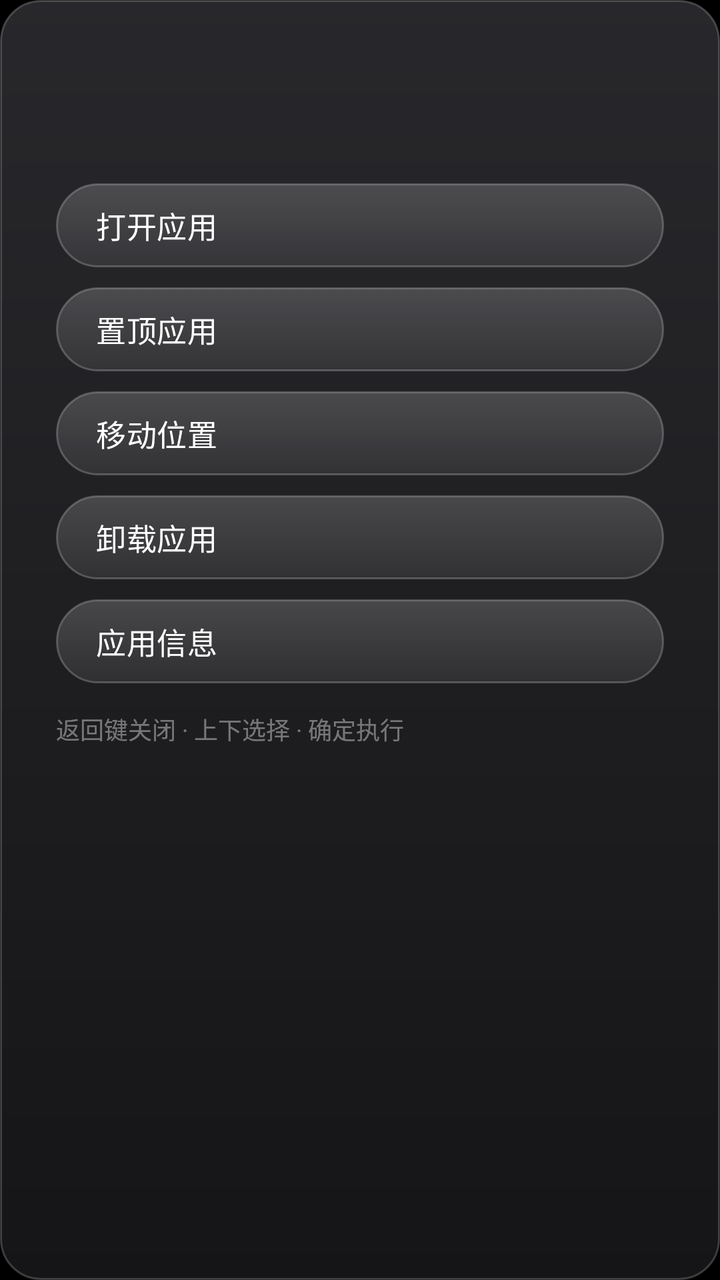
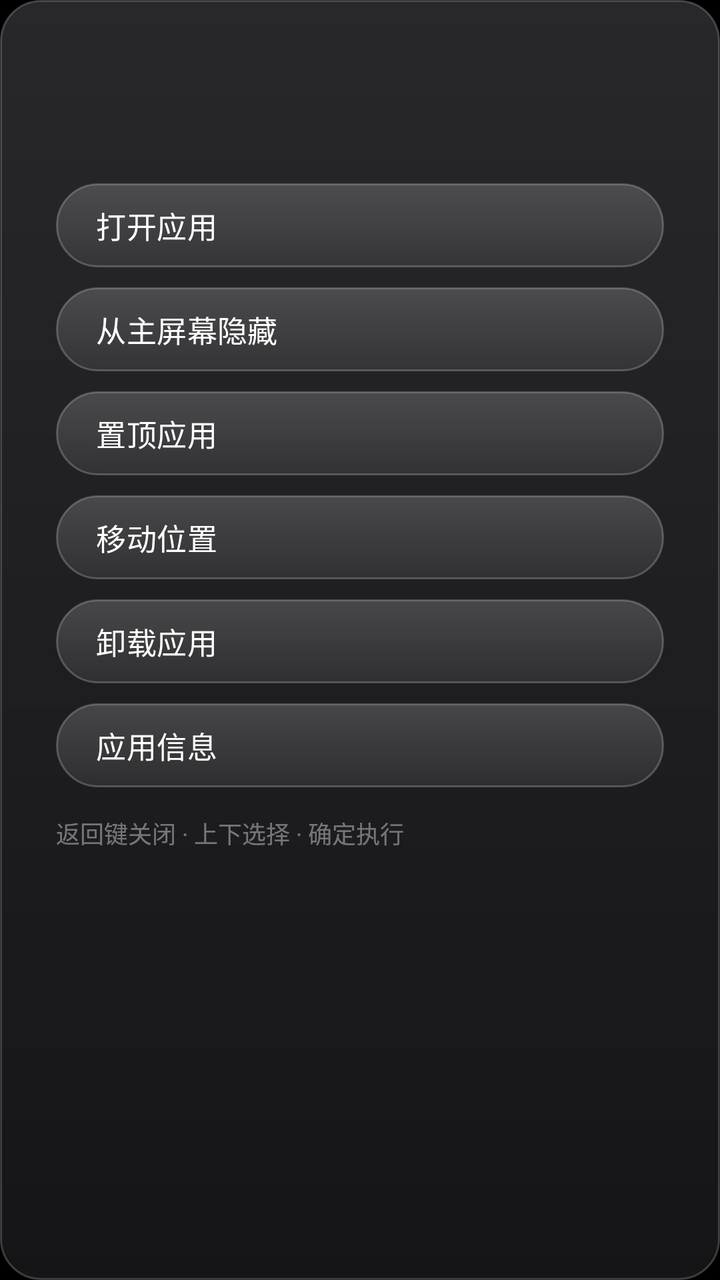

The first picture is an Android layout as it rendered before a commit; the second is the same layout after the commit. The layout source and the unified diff follow.
<!-- AndroidManifest.xml: application theme Theme.TvHome -->
<!-- res/layout/dialog_tile_actions.xml -->
<?xml version="1.0" encoding="utf-8"?>
<LinearLayout xmlns:android="http://schemas.android.com/apk/res/android"
    android:layout_width="match_parent"
    android:layout_height="wrap_content"
    android:orientation="vertical"
    android:background="@drawable/glass_panel"
    android:paddingStart="28dp"
    android:paddingEnd="28dp"
    android:paddingTop="22dp"
    android:paddingBottom="20dp"
    android:elevation="12dp">

    <TextView
        android:id="@+id/title"
        android:layout_width="match_parent"
        android:layout_height="wrap_content"
        android:singleLine="true"
        android:ellipsize="end"
        android:textColor="#FFFFFFFF"
        android:textSize="22sp"
        android:fontFamily="@font/outfit"
        android:fontVariationSettings="'wght' 500"
        android:letterSpacing="-0.01" />

    <TextView
        android:id="@+id/pkg"
        android:layout_width="match_parent"
        android:layout_height="wrap_content"
        android:layout_marginTop="4dp"
        android:singleLine="true"
        android:ellipsize="middle"
        android:textColor="#80FFFFFF"
        android:textSize="12sp"
        android:letterSpacing="0.03"
        android:fontFamily="@font/outfit" />

    <LinearLayout
        android:layout_width="match_parent"
        android:layout_height="wrap_content"
        android:layout_marginTop="20dp"
        android:orientation="vertical">

        <TextView
            android:id="@+id/btnOpen"
            style="@style/TopButton"
            android:layout_width="match_parent"
            android:layout_marginStart="0dp"
            android:layout_marginBottom="10dp"
            android:paddingStart="20dp"
            android:paddingEnd="20dp"
            android:text="@string/action_open"
            android:gravity="center_vertical"
            android:nextFocusUp="@+id/btnInfo"
            android:nextFocusDown="@+id/btnTop" />

        <TextView
            android:id="@+id/btnTop"
            style="@style/TopButton"
            android:layout_width="match_parent"
            android:layout_marginStart="0dp"
            android:layout_marginBottom="10dp"
            android:paddingStart="20dp"
            android:paddingEnd="20dp"
            android:text="@string/action_top"
            android:gravity="center_vertical"
            android:nextFocusUp="@+id/btnOpen"
            android:nextFocusDown="@+id/btnMove" />

        <TextView
            android:id="@+id/btnMove"
            style="@style/TopButton"
            android:layout_width="match_parent"
            android:layout_marginStart="0dp"
            android:layout_marginBottom="10dp"
            android:paddingStart="20dp"
            android:paddingEnd="20dp"
            android:text="@string/action_move"
            android:gravity="center_vertical"
            android:nextFocusUp="@+id/btnTop"
            android:nextFocusDown="@+id/btnDetails" />

        <TextView
            android:id="@+id/btnDetails"
            style="@style/TopButton"
            android:layout_width="match_parent"
            android:layout_marginStart="0dp"
            android:layout_marginBottom="10dp"
            android:paddingStart="20dp"
            android:paddingEnd="20dp"
            android:text="@string/action_details"
            android:gravity="center_vertical"
            android:nextFocusUp="@+id/btnMove"
            android:nextFocusDown="@+id/btnInfo" />

        <TextView
            android:id="@+id/btnInfo"
            style="@style/TopButton"
            android:layout_width="match_parent"
            android:layout_marginStart="0dp"
            android:paddingStart="20dp"
            android:paddingEnd="20dp"
            android:text="@string/action_info"
            android:gravity="center_vertical"
            android:nextFocusUp="@+id/btnDetails"
            android:nextFocusDown="@+id/btnOpen" />
    </LinearLayout>

    <TextView
        android:layout_width="match_parent"
        android:layout_height="wrap_content"
        android:layout_marginTop="14dp"
        android:text="@string/action_hint"
        android:textColor="#66FFFFFF"
        android:textSize="12sp"
        android:fontFamily="@font/outfit" />
</LinearLayout>
<!-- resources referenced by this layout -->
<resources>
  <!-- drawable glass_panel (drawable) -->
  <?xml version="1.0" encoding="utf-8"?>
  <layer-list xmlns:android="http://schemas.android.com/apk/res/android">
      <item>
          <shape android:shape="rectangle">
              <gradient android:angle="270" android:startColor="#F22A2A2E" android:endColor="#F5161618" />
              <stroke android:width="1dp" android:color="#33FFFFFF" />
              <corners android:radius="20dp" />
          </shape>
      </item>
  </layer-list>
  <string name="action_details">卸载应用</string>
  <string name="action_hint">返回键关闭 · 上下选择 · 确定执行</string>
  <string name="action_info">应用信息</string>
  <string name="action_move">移动位置</string>
  <string name="action_open">打开应用</string>
  <string name="action_top">置顶应用</string>
  <style name="TopButton" parent="TopButtonBase" />
  <style name="Theme.TvHome" parent="android:Theme.Holo.NoActionBar.Fullscreen">
          <item name="android:windowBackground">@android:color/black</item>
          <item name="android:colorBackground">@android:color/black</item>
          <item name="android:windowAnimationStyle">@null</item>
      </style>
  <style name="TopButtonBase">
          <item name="android:layout_width">wrap_content</item>
          <item name="android:layout_height">42dp</item>
          <item name="android:layout_marginStart">10dp</item>
          <item name="android:paddingStart">16dp</item>
          <item name="android:paddingEnd">20dp</item>
          <item name="android:gravity">center</item>
          <item name="android:background">@drawable/pill_bg</item>
          <item name="android:textColor">@drawable/pill_text</item>
          <item name="android:textSize">15sp</item>
          <item name="android:fontFamily">@font/outfit_medium</item>
          <item name="android:drawablePadding">9dp</item>
          <item name="android:focusable">true</item>
          <item name="android:clickable">true</item>
      </style>
  <!-- drawable pill_bg (drawable) -->
  <?xml version="1.0" encoding="utf-8"?>
  <selector xmlns:android="http://schemas.android.com/apk/res/android">
      <item android:state_focused="true">
          <shape android:shape="rectangle">
              <solid android:color="#F5FFFFFF" />
              <corners android:radius="21dp" />
          </shape>
      </item>
      
      <item android:state_activated="true">
          <shape android:shape="rectangle">
              <solid android:color="#596EC1FF" />
              <stroke android:width="1.5dp" android:color="#FF6EC1FF" />
              <corners android:radius="21dp" />
          </shape>
      </item>
      <item>
          <shape android:shape="rectangle">
              <gradient android:angle="270" android:startColor="#2EFFFFFF" android:endColor="#14FFFFFF" />
              <stroke android:width="1dp" android:color="#38FFFFFF" />
              <corners android:radius="21dp" />
          </shape>
      </item>
  </selector>
  <!-- drawable pill_text (drawable) -->
  <?xml version="1.0" encoding="utf-8"?>
  <selector xmlns:android="http://schemas.android.com/apk/res/android">
      <item android:state_focused="true" android:color="#FF111111" />
      <item android:color="#FFFFFFFF" />
  </selector>
</resources>

<!-- the commit's change to res/layout/dialog_tile_actions.xml (unified diff, before → after) -->
@@ -54,6 +54,19 @@
             android:nextFocusDown="@+id/btnTop" />
 
         <TextView
+            android:id="@+id/btnHide"
+            style="@style/TopButton"
+            android:layout_width="match_parent"
+            android:layout_marginStart="0dp"
+            android:layout_marginBottom="10dp"
+            android:paddingStart="20dp"
+            android:paddingEnd="20dp"
+            android:text="@string/action_hide"
+            android:gravity="center_vertical"
+            android:nextFocusUp="@+id/btnOpen"
+            android:nextFocusDown="@+id/btnTop" />
+
+        <TextView
             android:id="@+id/btnTop"
             style="@style/TopButton"
             android:layout_width="match_parent"
@@ -63,7 +76,7 @@
             android:paddingEnd="20dp"
             android:text="@string/action_top"
             android:gravity="center_vertical"
-            android:nextFocusUp="@+id/btnOpen"
+            android:nextFocusUp="@+id/btnHide"
             android:nextFocusDown="@+id/btnMove" />
 
         <TextView
<!-- resource entries referenced after the edit -->
@@ -12,6 +12,7 @@
       </item>
   </layer-list>
   <string name="action_details">卸载应用</string>
+  <string name="action_hide">从主屏幕隐藏</string>
   <string name="action_hint">返回键关闭 · 上下选择 · 确定执行</string>
   <string name="action_info">应用信息</string>
   <string name="action_move">移动位置</string>
